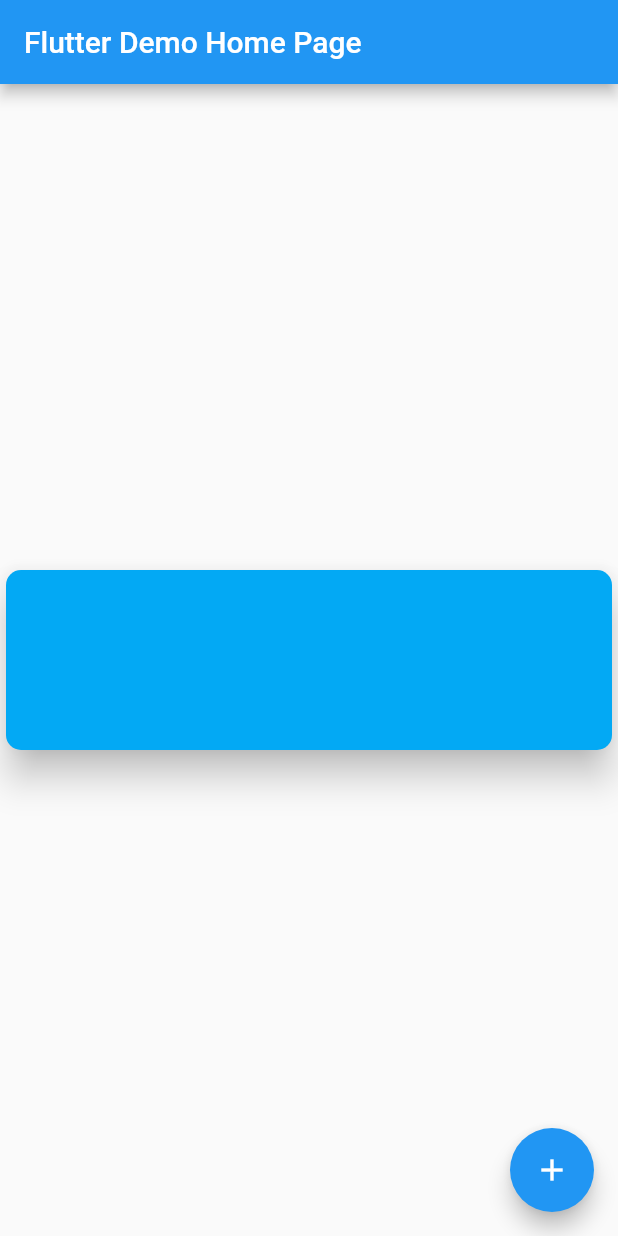
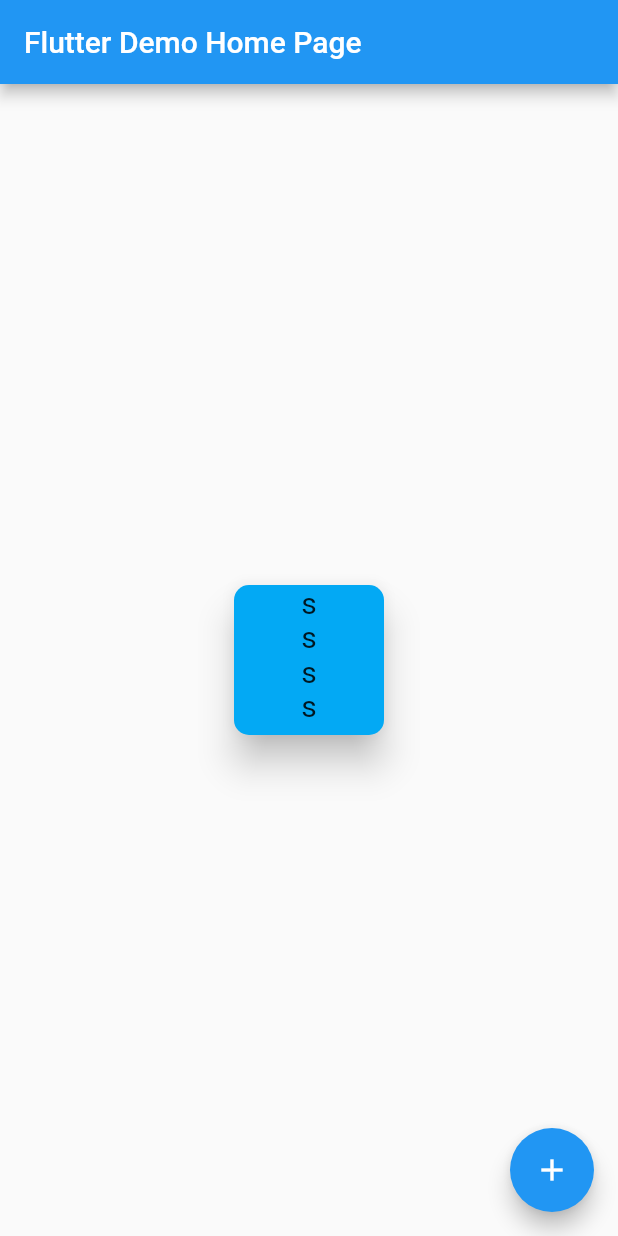
Before and after one commit to DenSiLe/FlutterStudy, a Flutter app: the screen it shows after launch, on a phone screen of 412 x 824 dp. Run offline on Flutter 3.47's test engine with Material 2 defaults, Android fonts, the phone set to English and light mode, and no system bars.

Commit message:
update09291318

```diff
--- a/lib/main.dart
+++ b/lib/main.dart
@@ -60,8 +60,10 @@ class _MyHomePageState extends State<MyHomePage> {
       shape: RoundedRectangleBorder(
           borderRadius: BorderRadius.all(Radius.circular(10.0))),
       child: Container(
-        margin:const EdgeInsets.all(10.0),
+        alignment:  Alignment.center,
         height: 100,
+        width: 100,
+        child: Text("s\n"*4,style: TextStyle(fontSize: 20),),
       ),
     );
   }
```
Also changed, not shown: 9 other files.
